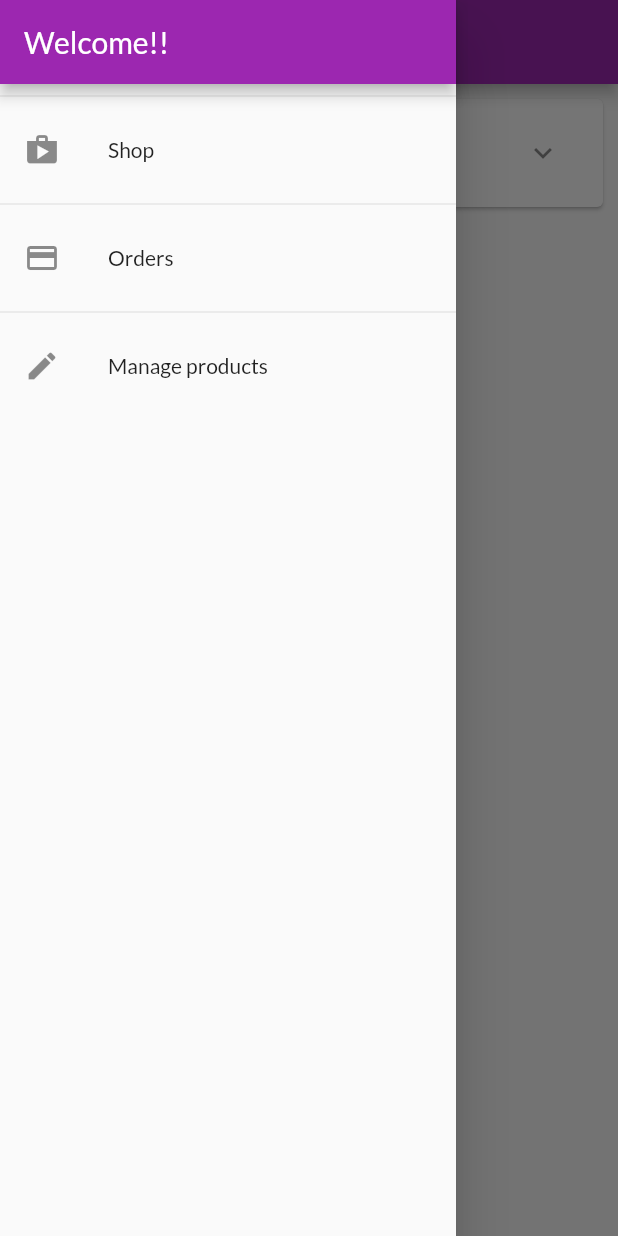
After one commit to dangyenlinh212/linhb1909938, a Flutter app: the OrdersScreen screen opened by its route, with the side drawer open, on a phone screen of 412 x 824 dp. The commit adds this screen. Run offline on Flutter 3.47's test engine with Material 2 defaults, Android fonts, the phone set to English and light mode, and no system bars; network calls fail.

Commit message:
Xay dung drawer va dinh tuyen theo ten

```diff
--- a/lib/ui/orders/orders_screen.dart
+++ b/lib/ui/orders/orders_screen.dart
@@ -1,10 +1,11 @@
 import 'package:flutter/material.dart';
 
+import '../shared/app_drawer.dart';
 import 'order_manager.dart';
 import 'order_item_card.dart';
 
 class OrdersScreen extends StatelessWidget {
-  static const routeN = '/orders';
+  static const routeName = '/orders';
   const OrdersScreen({super.key});
 
   @override
@@ -15,6 +16,7 @@ class OrdersScreen extends StatelessWidget {
       appBar: AppBar(
         title: const Text('Your Orders'),
       ),
+      drawer: const AppDrawer(),
       body: ListView.builder(
         itemBuilder: (context, i) => OrderItemCard(ordersManager.orders[i]),
         itemCount: ordersManager.orderCount,
--- a/lib/ui/products/product_detail_screen.dart
+++ b/lib/ui/products/product_detail_screen.dart
@@ -2,6 +2,7 @@ import 'package:flutter/material.dart';
 import '../../models/product.dart';
 
 class ProductDetailScreen extends StatelessWidget {
+  static const routeName = '/product-detail';
   const ProductDetailScreen(this.product, {super.key});
   final Product product;
 
--- a/lib/ui/products/product_overview_screen.dart
+++ b/lib/ui/products/product_overview_screen.dart
@@ -1,4 +1,6 @@
 import 'package:flutter/material.dart';
+import '../cart/cart_screen.dart';
+import '../shared/app_drawer.dart';
 
 import 'products_grid.dart';
 
@@ -24,6 +26,7 @@ class _ProductsOverviewScreenState extends State<ProductsOverviewScreen> {
           buildShoppingCartIcon(),
         ],
       ),
+      drawer: const AppDrawer(),
       body: ProductsGrid(_showOnlyFavorites),
     );
   }
@@ -54,7 +57,7 @@ class _ProductsOverviewScreenState extends State<ProductsOverviewScreen> {
   Widget buildShoppingCartIcon() {
     return IconButton(
         onPressed: () {
-          print('go to cart screen');
+          Navigator.of(context).pushNamed(CartScreen.routeName);
         },
         icon: const Icon(Icons.shopping_cart));
   }
--- a/lib/ui/products/products_manager.dart
+++ b/lib/ui/products/products_manager.dart
@@ -48,4 +48,8 @@ class ProductManager {
   List<Product> get favoriteItems {
     return _items.where((item) => item.isFavorite).toList();
   }
+
+  Product findById(String id) {
+    return _items.firstWhere((prod) => prod.id == id);
+  }
 }
--- a/lib/ui/products/user_products_screen.dart
+++ b/lib/ui/products/user_products_screen.dart
@@ -1,9 +1,11 @@
 import 'package:flutter/material.dart';
 
+import '../shared/app_drawer.dart';
 import 'products_manager.dart';
 import 'user_product_list_tile.dart';
 
 class UserProductsScreen extends StatelessWidget {
+  static const routeName = '/user-products';
   const UserProductsScreen({super.key});
 
   @override
@@ -17,6 +19,7 @@ class UserProductsScreen extends StatelessWidget {
           buildAddButton(),
         ],
       ),
+      drawer: const AppDrawer(),
       body: RefreshIndicator(
         onRefresh: () async => print('Refresh Product'),
         child: buildUserProductListView(productsManager),
--- /dev/null
+++ b/lib/ui/screens.dart
@@ -0,0 +1,10 @@
+export 'products/product_overview_screen.dart';
+export 'products/product_detail_screen.dart';
+export 'products/user_products_screen.dart';
+export 'products/products_manager.dart';
+
+export 'orders/orders_screen.dart';
+export 'orders/order_manager.dart';
+
+export 'cart/cart_screen.dart';
+export 'cart/cart_manager.dart';
--- /dev/null
+++ b/lib/ui/shared/app_drawer.dart
@@ -0,0 +1,48 @@
+import 'package:flutter/material.dart';
+
+import '../orders/orders_screen.dart';
+import '../products/user_products_screen.dart';
+
+class AppDrawer extends StatelessWidget {
+  const AppDrawer({super.key});
+
+  @override
+  Widget build(BuildContext context) {
+    return Drawer(
+      child: Column(
+        children: <Widget>[
+          AppBar(
+            title: const Text('Welcome!!'),
+            automaticallyImplyLeading: false,
+          ),
+          const Divider(),
+          ListTile(
+            leading: const Icon(Icons.shop),
+            title: const Text('Shop'),
+            onTap: () {
+              Navigator.of(context).pushReplacementNamed('/');
+            },
+          ),
+          const Divider(),
+          ListTile(
+            leading: const Icon(Icons.payment),
+            title: const Text('Orders'),
+            onTap: () {
+              Navigator.of(context)
+                  .pushReplacementNamed(OrdersScreen.routeName);
+            },
+          ),
+          const Divider(),
+          ListTile(
+            leading: const Icon(Icons.edit),
+            title: const Text('Manage products'),
+            onTap: () {
+              Navigator.of(context)
+                  .pushReplacementNamed(UserProductsScreen.routeName);
+            },
+          ),
+        ],
+      ),
+    );
+  }
+}
```
Also changed, not shown: lib/main.dart (+19 -3 lines), lib/ui/products/product_grid_tile.dart (+3 -4 lines).
